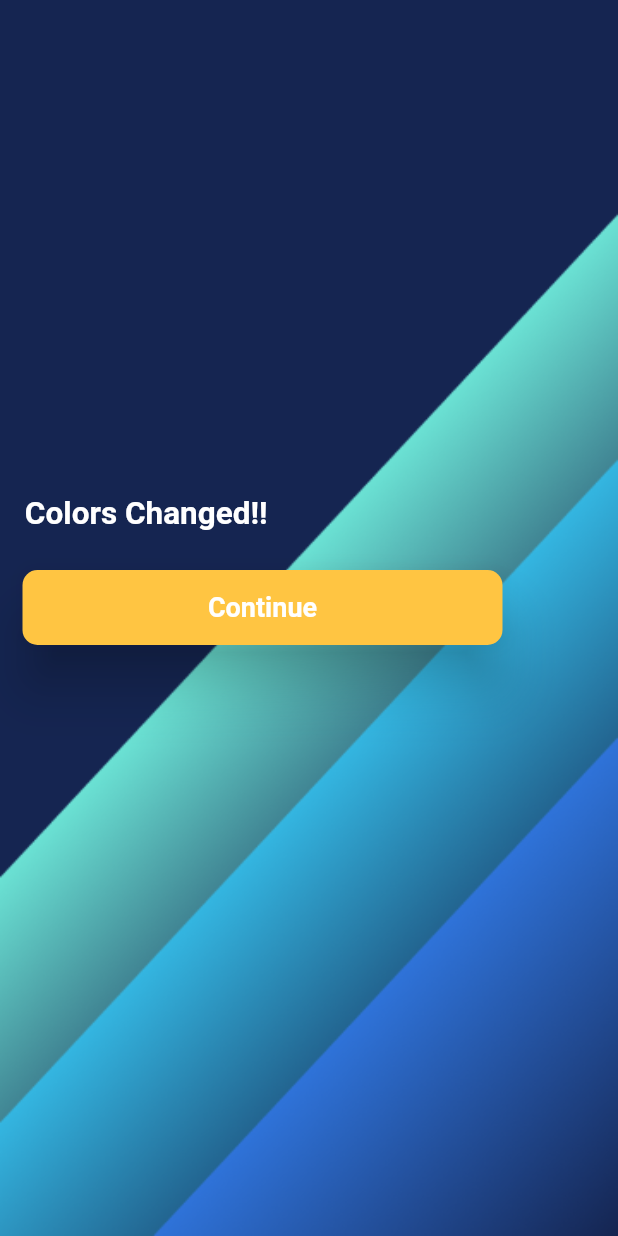
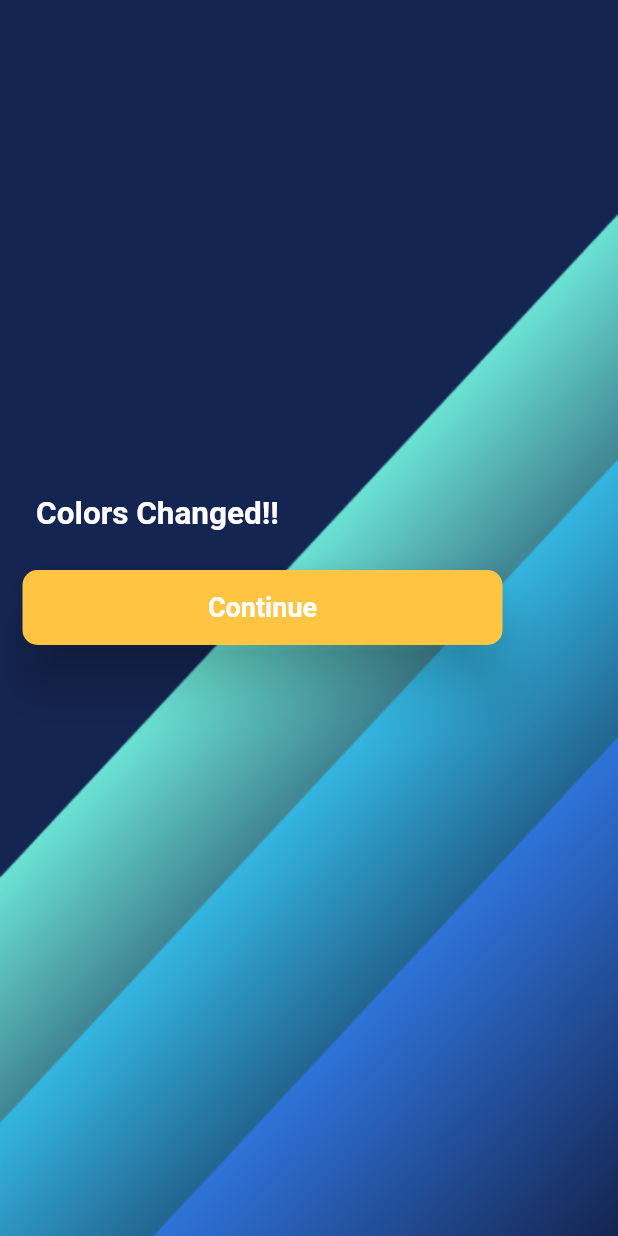
Before and after one commit to Andres-GP/Notastic-App, a Flutter app: the RefreshScreen screen opened directly, on a phone screen of 412 x 824 dp. Run offline on Flutter 3.47's test engine with Material 2 defaults, Android fonts, the light colour scheme and no system bars; our stand-ins replace after_layout, lite_rolling_switch, shared_preferences; accounts and stored records are empty.

Commit message:
1.0.0 released

```diff
--- a/lib/ui/refresh_screen.dart
+++ b/lib/ui/refresh_screen.dart
@@ -33,7 +33,7 @@ class _RefreshScreenState extends State<RefreshScreen> {
             child: Column(
               children: [
                 Container(
-                  margin: EdgeInsets.only(bottom: 25, right: 155),
+                  margin: EdgeInsets.only(bottom: 25, right: 140),
                   child: Text(
                     "Colors Changed!!",
                     style: TextStyle(
```
Also changed, not shown: 5 other files.
